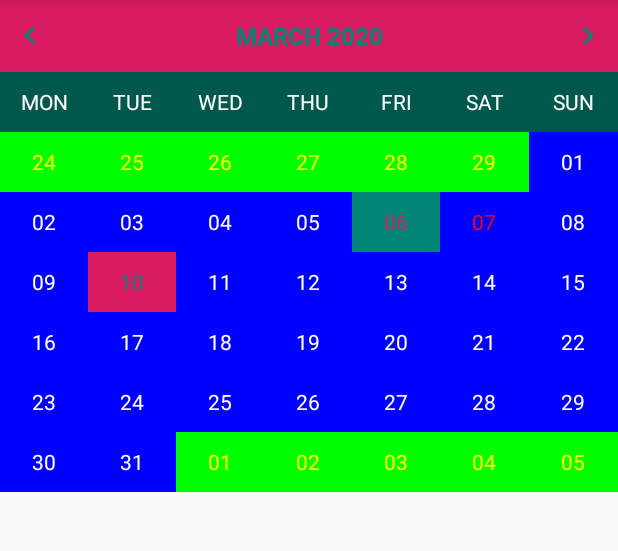
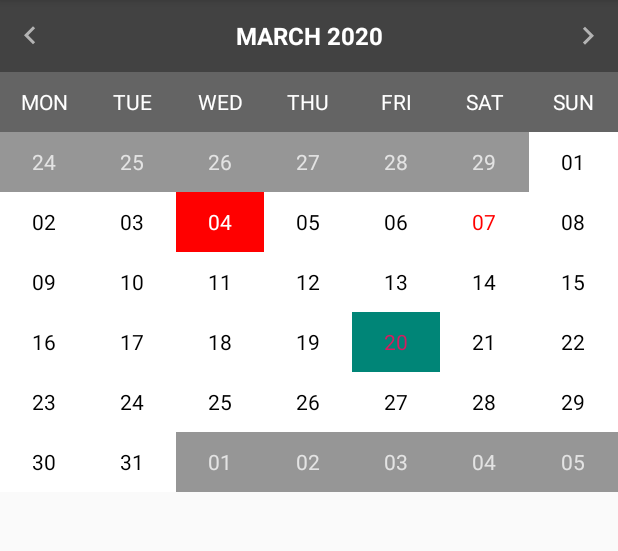
Before and after one commit to VarunBarad/Highlightable-Calendar-View, an Android app: the screen it shows after launch (MainActivity), on a phone screen of 412 x 824 dp, the part 84-635 px from its top. Run offline under Robolectric (Android 15) with nearby library versions, the phone set to English and light mode, and no system bars; our stand-ins replace data binding.

Commit message:
Improve colors in sample app

```diff
--- a/app/src/main/java/com/varunbarad/highlightable_calender_view/sample/MainActivity.kt
+++ b/app/src/main/java/com/varunbarad/highlightable_calender_view/sample/MainActivity.kt
@@ -1,5 +1,6 @@
 package com.varunbarad.highlightable_calender_view.sample
 
+import android.graphics.Color
 import android.os.Bundle
 import android.widget.Toast
 import androidx.appcompat.app.AppCompatActivity
@@ -20,17 +21,17 @@ class MainActivity : AppCompatActivity() {
         calendarView.dayDecorators = listOf(
             DayDecorator(
                 Calendar.getInstance().apply {
-                    add(Calendar.DAY_OF_MONTH, -1)
+                    set(Calendar.DAY_OF_MONTH, 4)
+                },
+                Color.parseColor("#ffffff"),
+                Color.parseColor("#ff0000")
+            ),
+            DayDecorator(
+                Calendar.getInstance().apply {
+                    set(Calendar.DAY_OF_MONTH, 20)
                 },
                 ContextCompat.getColor(this, R.color.colorAccent),
                 ContextCompat.getColor(this, R.color.colorPrimary)
-            ),
-            DayDecorator(
-                Calendar.getInstance().apply {
-                    add(Calendar.DAY_OF_MONTH, 3)
-                },
-                ContextCompat.getColor(this, R.color.colorPrimary),
-                ContextCompat.getColor(this, R.color.colorAccent)
             )
         )
 
--- a/app/src/main/res/layout/activity_main.xml
+++ b/app/src/main/res/layout/activity_main.xml
@@ -10,20 +10,20 @@
         android:id="@+id/calendar"
         android:layout_width="0dp"
         android:layout_height="wrap_content"
-        app:dayBackgroundColorDisabled="#0f0"
-        app:dayBackgroundColorEnabled="#00f"
+        app:dayBackgroundColorDisabled="#66000000"
+        app:dayBackgroundColorEnabled="#ffffff"
         app:dayTextColorCurrentDay="#ff0000"
-        app:dayTextColorDisabled="#ff0"
-        app:dayTextColorEnabled="#fff"
+        app:dayTextColorDisabled="#bbffffff"
+        app:dayTextColorEnabled="#000000"
         app:firstDayOfWeek="monday"
         app:layout_constraintEnd_toEndOf="parent"
         app:layout_constraintStart_toStartOf="parent"
         app:layout_constraintTop_toTopOf="parent"
-        app:selectedDay_backgroundColor="@color/white"
-        app:selectedDay_textColor="@color/darkGrey"
-        app:titleBackgroundColor="@color/colorAccent"
-        app:titleMonthChangeButtonTint="@color/colorPrimary"
-        app:titleTextColor="@color/colorPrimary"
-        app:weekDay_backgroundColor="@color/colorPrimaryDark"
-        app:weekDay_textColor="@color/white" />
+        app:selectedDay_backgroundColor="#88ff0000"
+        app:selectedDay_textColor="#ffffff"
+        app:titleBackgroundColor="#bb000000"
+        app:titleMonthChangeButtonTint="#99ffffff"
+        app:titleTextColor="#ffffff"
+        app:weekDay_backgroundColor="#99000000"
+        app:weekDay_textColor="#ffffff" />
 </androidx.constraintlayout.widget.ConstraintLayout>
```
